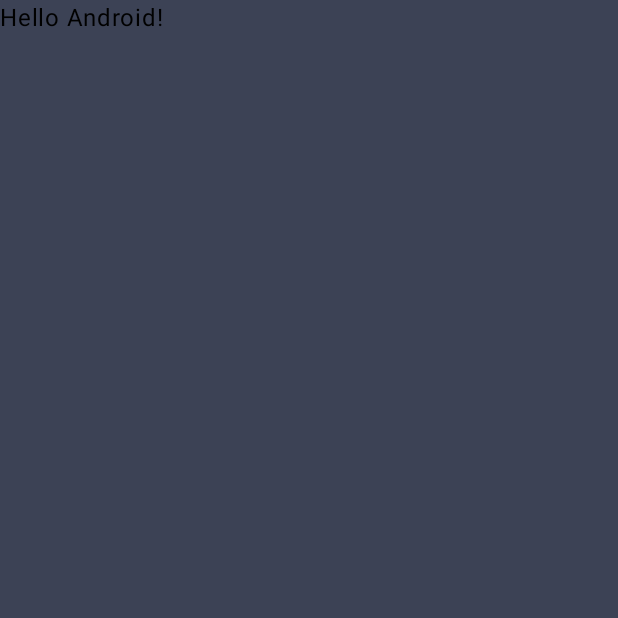
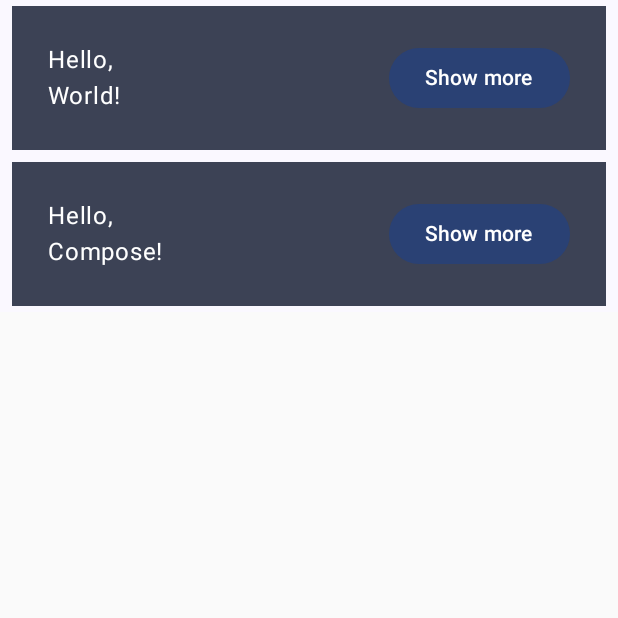
Before and after one commit to agathaappb/ComposeCodeLabs, an Android app built with Jetpack Compose: the screen it shows after launch (MainActivity), on a phone screen of 412 x 824 dp, the top half of it. Before the commit the part shown is almost empty. Run offline under Robolectric (Android 15) with nearby library versions, the phone set to English and light mode, and no system bars.

Commit message:
criando novos elementos de interface
-> Column
-> Row
-> Text
-> Button

```diff
--- a/app/src/main/java/com/example/composecodelabs/MainActivity.kt
+++ b/app/src/main/java/com/example/composecodelabs/MainActivity.kt
@@ -3,14 +3,18 @@ package com.example.composecodelabs
 import android.os.Bundle
 import androidx.activity.ComponentActivity
 import androidx.activity.compose.setContent
-import androidx.compose.foundation.layout.fillMaxSize
+import androidx.compose.foundation.layout.Column
+import androidx.compose.foundation.layout.Row
+import androidx.compose.foundation.layout.padding
+import androidx.compose.material3.Button
+import androidx.compose.material3.ElevatedButton
 import androidx.compose.material3.MaterialTheme
 import androidx.compose.material3.Surface
 import androidx.compose.material3.Text
 import androidx.compose.runtime.Composable
 import androidx.compose.ui.Modifier
-import androidx.compose.ui.graphics.Color
 import androidx.compose.ui.tooling.preview.Preview
+import androidx.compose.ui.unit.dp
 import com.example.composecodelabs.ui.theme.ComposeCodeLabsTheme
 
 class MainActivity : ComponentActivity() {
@@ -18,34 +22,53 @@ class MainActivity : ComponentActivity() {
         super.onCreate(savedInstanceState)
         setContent {
             ComposeCodeLabsTheme {
-                // A surface container using the 'background' color from the theme
-                Surface(
-                    modifier = Modifier.fillMaxSize(),
-                    color = MaterialTheme.colorScheme.background
-                ) {
-                    Greeting("Android")
-                }
+                MyApp()
             }
         }
     }
 }
 
 @Composable
-fun Greeting(name: String, modifier: Modifier = Modifier) {
-    Surface(color = MaterialTheme.colorScheme.secondary){
-        Text(
-            text = "Hello $name!",
-            modifier = modifier,
-            color = Color.Black
-        )
+fun Greeting(name: String) {
+    Surface(color = MaterialTheme.colorScheme.secondary, modifier = Modifier.padding(vertical = 4.dp, horizontal = 8.dp)){
+        Row(modifier = Modifier.padding(24.dp)) {
+            Column(
+                modifier = Modifier.weight(1f)) {
+                Text(
+                    text = "Hello,"
+                )
+                Text(
+                    text = "$name!"
+                )
+            }
+            Button(onClick = { /*TODO*/ }) {
+                Text(text = "Show more")
+
+            }
+        }
     }
 
 }
 
-@Preview(showBackground = true)
+@Composable
+private fun MyApp(modifier: Modifier = Modifier,
+                  names: List<String> = listOf("World", "Compose")) {
+    Surface(
+        modifier = modifier,
+        color = MaterialTheme.colorScheme.background
+    ) {
+        Column(modifier) {
+            for (name in names){
+                Greeting(name)
+            }
+        }
+    }
+}
+
+@Preview(name= "Primeira implementação - Compose", showBackground = true, widthDp = 320)
 @Composable
 fun GreetingPreview() {
     ComposeCodeLabsTheme {
-        Greeting("Android")
+        MyApp()
     }
 }
--- a/app/src/main/java/com/example/composecodelabs/ui/theme/Theme.kt
+++ b/app/src/main/java/com/example/composecodelabs/ui/theme/Theme.kt
@@ -10,6 +10,7 @@ import androidx.compose.material3.dynamicLightColorScheme
 import androidx.compose.material3.lightColorScheme
 import androidx.compose.runtime.Composable
 import androidx.compose.runtime.SideEffect
+import androidx.compose.ui.graphics.Color
 import androidx.compose.ui.graphics.toArgb
 import androidx.compose.ui.platform.LocalContext
 import androidx.compose.ui.platform.LocalView
@@ -24,7 +25,10 @@ private val DarkColorScheme = darkColorScheme(
 private val LightColorScheme = lightColorScheme(
     primary = Blue,
     secondary = Yellow,
-    tertiary = Brow
+    tertiary = Brow,
+    onPrimary = Color.Black,
+    onSecondary = Color.Black,
+    onTertiary = Color.Black,
 
     /* Other default colors to override
     background = Color(0xFFFFFBFE),
```
